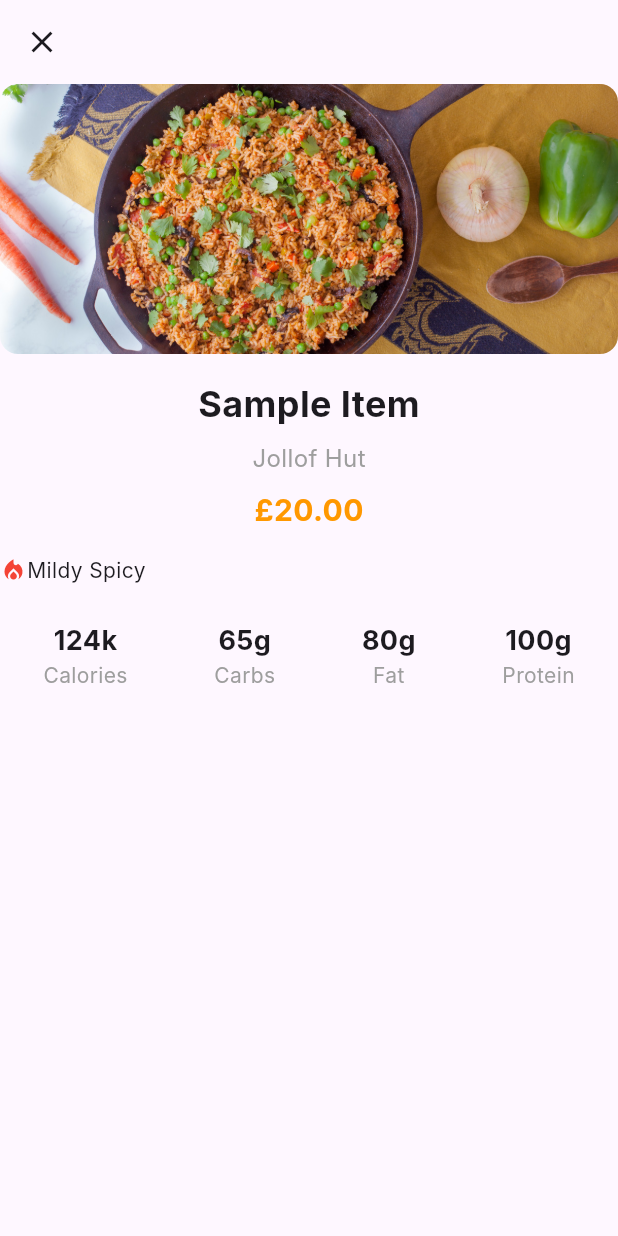
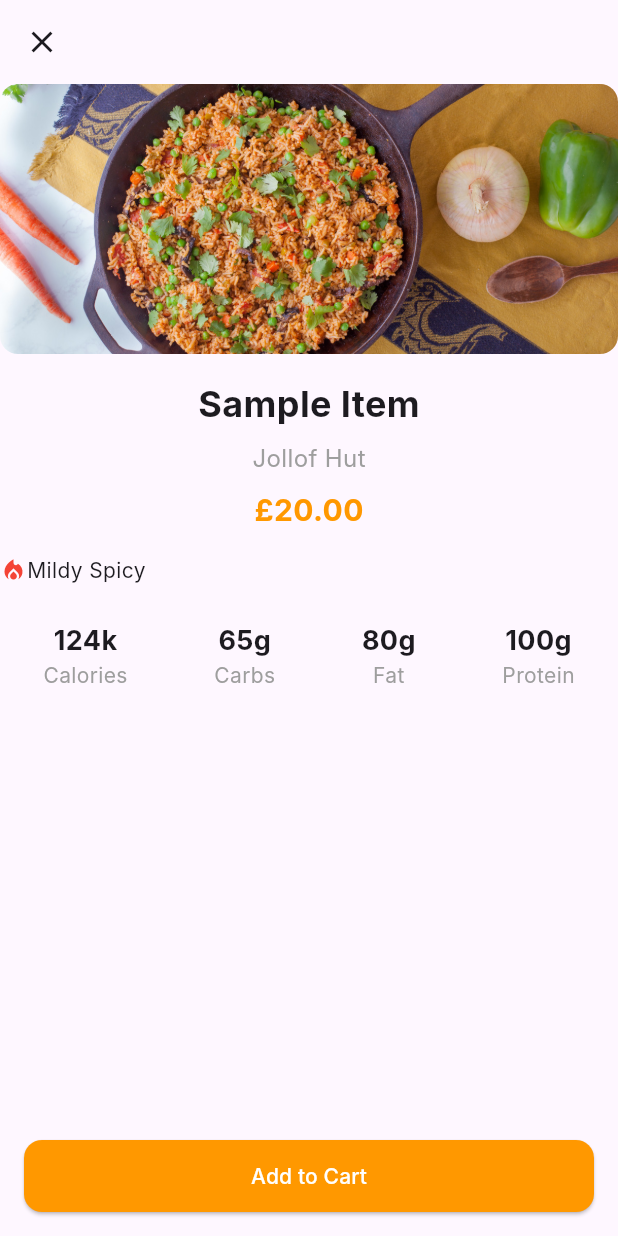
Before and after one commit to progFilthi/food_delivery, a Flutter app: the ItemDetailsScreen screen opened by its route, on a phone screen of 412 x 824 dp. Run offline on Flutter 3.47's test engine with Material 3 defaults, Android fonts, the phone set to English and light mode, and no system bars; our stand-ins replace firebase_auth, firebase_core; accounts and stored records are empty; network calls fail; Roboto replaces fonts that are missing (Inter); statements that could not run were skipped.

Commit message:
Refactor authentication and home screens to improve mounted state checks; add 'Add to Cart' button in ItemDetailsScreen for cart functionality.

```diff
--- a/lib/screens/home/home_screen.dart
+++ b/lib/screens/home/home_screen.dart
@@ -310,7 +310,7 @@ class _HomeScreenState extends State<HomeScreen> {
                       decoration: BoxDecoration(
                         color: isPrivate
                             ? Colors.grey[300]
-                            : Colors.orange.withOpacity(0.2),
+                            : Colors.orange.withAlpha((0.2 * 255).toInt()),
                         borderRadius: BorderRadius.circular(8),
                       ),
                       child: Text(
--- a/lib/screens/home/item_details_screen.dart
+++ b/lib/screens/home/item_details_screen.dart
@@ -1,4 +1,5 @@
 import 'package:flutter/material.dart';
+import '../../cart_manager.dart';
 
 class ItemDetailsScreen extends StatefulWidget {
   const ItemDetailsScreen({super.key});
@@ -107,6 +108,38 @@ class _ItemDetailsScreenState extends State<ItemDetailsScreen> {
             ],
           ),
           const SizedBox(height: 32),
+          Spacer(),
+          Padding(
+            padding: const EdgeInsets.all(16.0),
+            child: SizedBox(
+              width: double.infinity,
+              height: 48,
+              child: ElevatedButton(
+                onPressed: () {
+                  CartManager().addItem(
+                    CartItem(
+                      name: name,
+                      quantity: _quantity,
+                      price: price,
+                      vendor: vendor,
+                      image: image,
+                    ),
+                  );
+                  ScaffoldMessenger.of(context).showSnackBar(
+                    const SnackBar(content: Text('Added to cart!')),
+                  );
+                },
+                style: ElevatedButton.styleFrom(
+                  backgroundColor: Colors.orange,
+                  foregroundColor: Colors.white,
+                  shape: RoundedRectangleBorder(
+                    borderRadius: BorderRadius.circular(12),
+                  ),
+                ),
+                child: const Text('Add to Cart'),
+              ),
+            ),
+          ),
         ],
       ),
     );
--- a/lib/screens/profile/profile_screen.dart
+++ b/lib/screens/profile/profile_screen.dart
@@ -12,6 +12,7 @@ class ProfileScreen extends StatelessWidget {
 
   Future<void> _logout(BuildContext context) async {
     await FirebaseAuth.instance.signOut();
+    if (!context.mounted) return;
     Navigator.of(context).pushNamedAndRemoveUntil('/login', (route) => false);
   }
 
```
Also changed, not shown: lib/screens/authentication/create_account_screen.dart (+5 -4 lines), lib/screens/authentication/login_screen.dart (+5 -4 lines).
